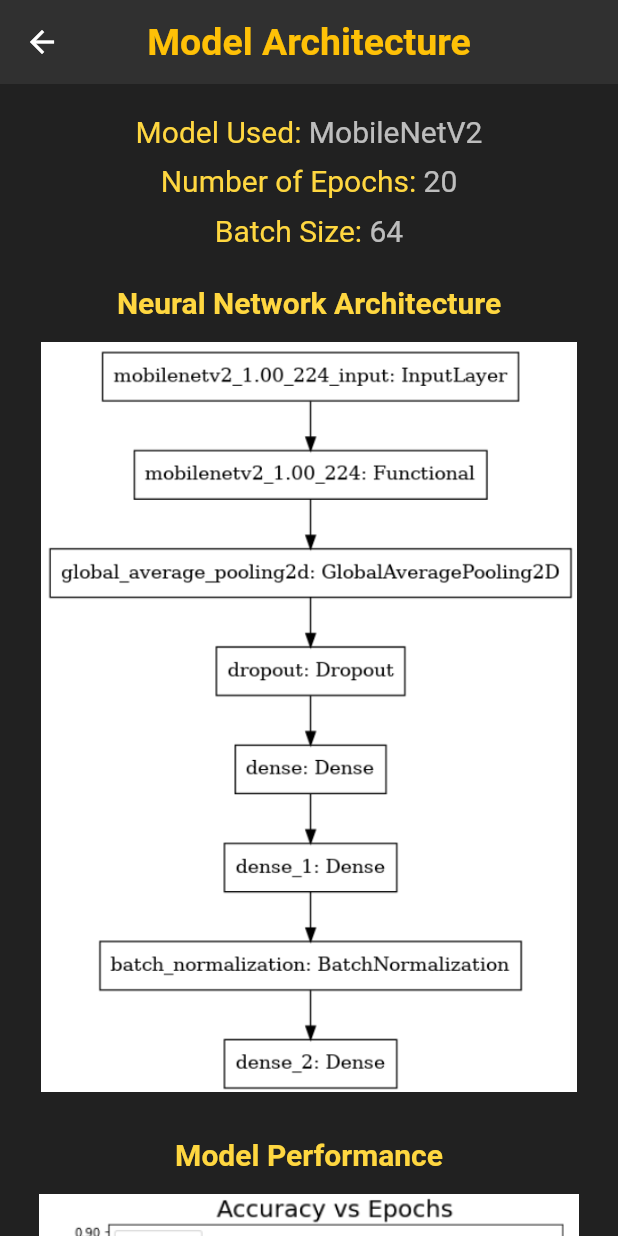
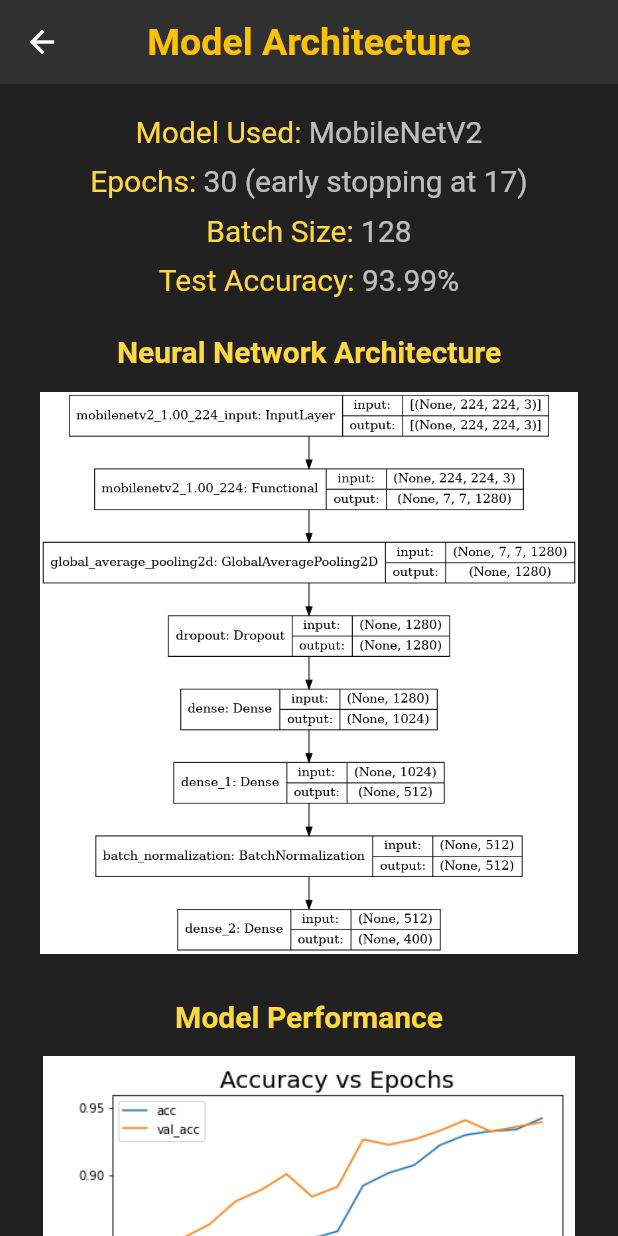
Before and after one commit to rprkh/Bird-Classifier, a Flutter app: the ModelArchitecture screen opened by its route, on a phone screen of 412 x 824 dp. Run offline on Flutter 3.47's test engine with Material 2 defaults, Android fonts, the light colour scheme and no system bars; our stand-ins replace flutter_speed_dial, image_picker; missing offline and left inert: tflite; project files that could hold a hidden picture were left out.

Commit message:
update model and images

```diff
--- a/bird_classifier_app/lib/pages/model_architecture.dart
+++ b/bird_classifier_app/lib/pages/model_architecture.dart
@@ -57,14 +57,14 @@ class _ModelArchitectureState extends State<ModelArchitecture> {
                 mainAxisAlignment: MainAxisAlignment.center,
                 children: [
                   Text(
-                    "Number of Epochs: ",
+                    "Epochs: ",
                     style: TextStyle(
                       color: Colors.amberAccent[200],
                       fontSize: 20,
                     ),
                   ),
                   Text(
-                    "20",
+                    "30 (early stopping at 17)",
                     style: TextStyle(
                       color: Colors.white70,
                       fontSize: 20,
@@ -86,7 +86,29 @@ class _ModelArchitectureState extends State<ModelArchitecture> {
                     ),
                   ),
                   Text(
-                    "64",
+                    "128",
+                    style: TextStyle(
+                      color: Colors.white70,
+                      fontSize: 20,
+                    ),
+                  ),
+                ]
+            ),
+            SizedBox(
+              height: 10,
+            ),
+            Row(
+                mainAxisAlignment: MainAxisAlignment.center,
+                children: [
+                  Text(
+                    "Test Accuracy: ",
+                    style: TextStyle(
+                      color: Colors.amberAccent[200],
+                      fontSize: 20,
+                    ),
+                  ),
+                  Text(
+                    "93.99%",
                     style: TextStyle(
                       color: Colors.white70,
                       fontSize: 20,
@@ -109,8 +131,8 @@ class _ModelArchitectureState extends State<ModelArchitecture> {
               height: 15,
             ),
             Container(
-              width: 500,
-              height: 500,
+              width: 375,
+              height: 375,
               child: Image(
                 image: AssetImage("images/model_architecture.png"),
               ),
```
Also changed, not shown: bird_classifier_app/lib/pages/data_used.dart (+39 -39 lines), bird_classifier_app/images/abyssinian_ground_hornbill.png, bird_classifier_app/images/african_emerald_cuckoo.png (added), bird_classifier_app/images/alpine_chough.png (deleted), bird_classifier_app/images/harlequin_duck.png (added), bird_classifier_app/images/model_accuracy.png, bird_classifier_app/images/model_architecture.png, bird_classifier_app/images/model_loss.png, bird_classifier_app/images/pelican.png (deleted), 2 other files.
